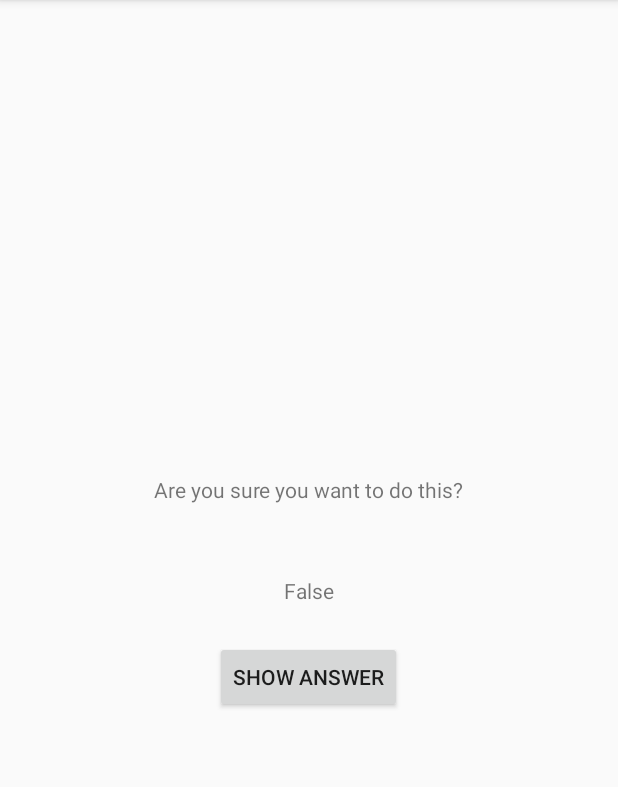
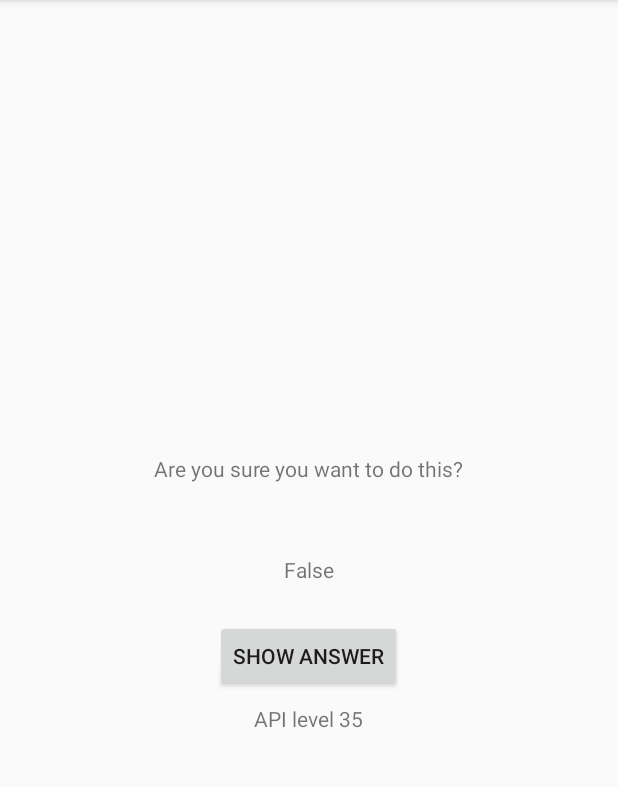
Before and after one commit to Mr-lidajun/Big-Nerd-Ranch-Guide, an Android app: the CheatActivity screen opened directly, with no data from a screen before it, after a tap on "SHOW ANSWER", on a phone screen of 412 x 824 dp, the part 84-871 px from its top. Run offline under Robolectric (Android 15) with nearby library versions, the phone set to English and light mode, and no system bars.

Commit message:
第6章 Android SDK 版本与兼容

```diff
--- a/GeoQuiz/build.gradle
+++ b/GeoQuiz/build.gradle
@@ -6,7 +6,7 @@ android {
 
   defaultConfig {
     applicationId "com.bignerdranch.android.geoquiz"
-    minSdkVersion 15
+    minSdkVersion 16
     targetSdkVersion 23
     versionCode 1
     versionName "1.0"
--- a/GeoQuiz/src/main/java/com/bignerdranch/android/geoquiz/CheatActivity.java
+++ b/GeoQuiz/src/main/java/com/bignerdranch/android/geoquiz/CheatActivity.java
@@ -1,10 +1,14 @@
 package com.bignerdranch.android.geoquiz;
 
+import android.animation.Animator;
+import android.animation.AnimatorListenerAdapter;
 import android.content.Context;
 import android.content.Intent;
+import android.os.Build;
 import android.os.Bundle;
 import android.support.v7.app.AppCompatActivity;
 import android.view.View;
+import android.view.ViewAnimationUtils;
 import android.widget.Button;
 import android.widget.TextView;
 
@@ -30,6 +34,8 @@ public class CheatActivity extends AppCompatActivity {
         mAnswerIsTrue = getIntent().getBooleanExtra(EXTRA_ANSWER_IS_TRUE, false);
 
         mAnswerTextView = (TextView) findViewById(R.id.answerTextView);
+        TextView apiLevel = (TextView) findViewById(R.id.tv_api_level);
+        apiLevel.setText("API level " + Build.VERSION.SDK_INT);
         mShowAnswer = (Button) findViewById(R.id.showAnswerButton);
         mShowAnswer.setOnClickListener(new View.OnClickListener() {
             @Override public void onClick(View v) {
@@ -41,6 +47,32 @@ public class CheatActivity extends AppCompatActivity {
 
                 // If user clicks this variable records that the user has seen the answer.
                 mAnswerPeeked = setAnswerShownResult(true);
+
+                /*
+                 * API级别过滤非常有用，可以让我们知道应用要用到的类在哪个API级别可用。
+                 *
+                 * 如想查看ViewAnimationUtils类的哪些方法可用于API
+                 * 16级，可按API级别过滤引用。在页面左边按包索引的类列表上方，找到API级别过滤框，目前它显示为API level:
+                 * 21。展开下拉表单，选择数字16。一般而言，所有API
+                 * 16级以后引入的方法都会被过滤掉，自动变为灰色。ViewAnimationUtils类是在API
+                 * 21级引入的，所以，我们会看到一条该类无法用于API 16级的警示信息。
+                 */
+                if (Build.VERSION.SDK_INT >= Build.VERSION_CODES.LOLLIPOP) {
+                    int cx = mShowAnswer.getWidth() / 2;
+                    int cy = mShowAnswer.getHeight() / 2;
+                    float radius = mShowAnswer.getWidth();
+                    Animator anim =
+                            ViewAnimationUtils.createCircularReveal(mShowAnswer, cx, cy, radius, 0);
+                    anim.addListener(new AnimatorListenerAdapter() {
+                        @Override public void onAnimationEnd(Animator animation) {
+                            super.onAnimationEnd(animation);
+                            mShowAnswer.setVisibility(View.INVISIBLE);
+                        }
+                    });
+                    anim.start();
+                } else {
+                    mShowAnswer.setVisibility(View.INVISIBLE);
+                }
             }
         });
 
--- a/GeoQuiz/src/main/java/com/bignerdranch/android/geoquiz/QuizActivity.java
+++ b/GeoQuiz/src/main/java/com/bignerdranch/android/geoquiz/QuizActivity.java
@@ -37,7 +37,10 @@ public class QuizActivity extends AppCompatActivity {
 
     private int mCurrentIndex = 0;
 
-    // This is a list array of integers where all cheated question's index will be stored
+    /**
+     * 参考论坛 https://forums.bignerdranch.com/t/my-solution-to-challenge-3/8692
+     * This is a list array of integers where all cheated question's index will be stored
+     */
     private ArrayList<Integer> mCheatedQuestions = new ArrayList<>();
 
     @Override protected void onCreate(Bundle savedInstanceState) {
--- a/GeoQuiz/src/main/res/layout/activity_cheat.xml
+++ b/GeoQuiz/src/main/res/layout/activity_cheat.xml
@@ -30,4 +30,11 @@
         android:text="@string/show_answer_button"
         />
 
+    <TextView
+        android:id="@+id/tv_api_level"
+        android:layout_width="wrap_content"
+        android:layout_height="wrap_content"
+        android:layout_marginTop="8dp"
+        />
+
 </LinearLayout>
```
